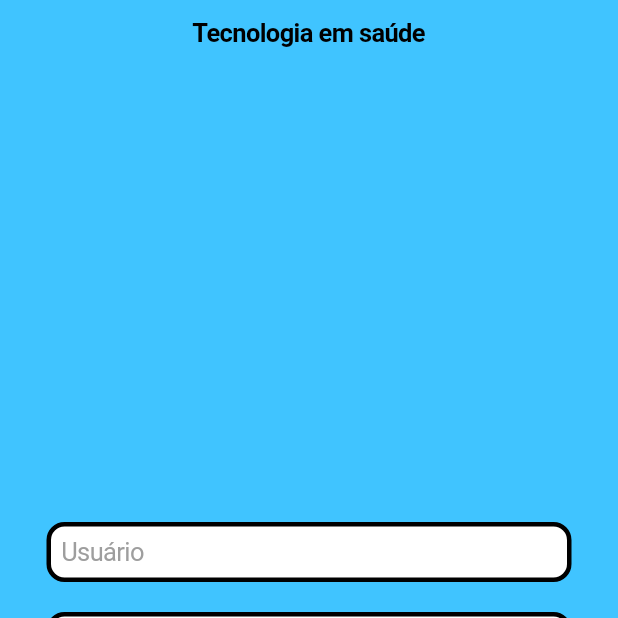
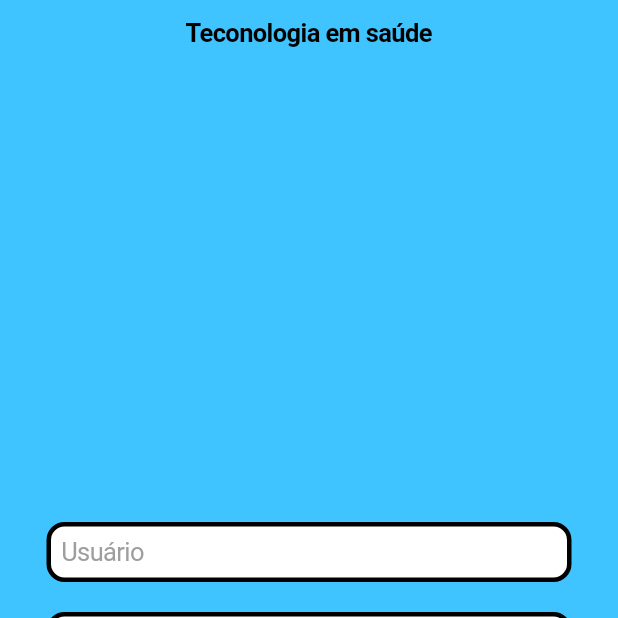
Before and after one commit to gvheisler/tecnologia_em_saude, a Flutter app: the screen it shows after launch, on a phone screen of 412 x 824 dp, the top half of it. Run offline on Flutter 3.47's test engine with Material 2 defaults, Android fonts, the phone set to English and light mode, and no system bars.

Commit message:
mudanças

```diff
--- a/lib/app_widget.dart
+++ b/lib/app_widget.dart
@@ -8,7 +8,10 @@ class AppWidget extends StatelessWidget {
   @override
   Widget build(BuildContext context) {
     return CupertinoApp(
-      theme: CupertinoThemeData(brightness: Brightness.light),
+      theme: CupertinoThemeData(
+          brightness: Brightness.light,
+        primaryColor: CupertinoColors.black,
+      ),
       //home: LoginPage(),
       routes: {
         '/': (_) => LoginPage(),
--- a/lib/login_page.dart
+++ b/lib/login_page.dart
@@ -1,5 +1,6 @@
 import 'package:flutter/cupertino.dart';
 import 'package:flutter/material.dart';
+import 'package:tecnologia_em_saude/misc.dart';
 
 
 class LoginPage extends StatelessWidget {
@@ -18,7 +19,7 @@ class LoginPage extends StatelessWidget {
       home: CupertinoPageScaffold(
         backgroundColor: Colors.lightBlueAccent,
         navigationBar: const CupertinoNavigationBar(
-          middle: Text('Tecnologia em saúde'),
+          middle: Text('Teconologia em saúde'),
           backgroundColor: Colors.lightBlue,
         ),
         child: Center(
@@ -68,7 +69,7 @@ class LoginPage extends StatelessWidget {
                     onPressed: (){
                       if(password==Rpassword && login == Rlogin){
                         //print("login certo");
-                        Navigator.pushReplacementNamed(context, '/mainMenu');
+                        Navigator.pushNamed(context, '/mainMenu');
                       }
 
                     },
--- a/lib/main.dart
+++ b/lib/main.dart
@@ -1,4 +1,4 @@
-import 'package:flutter/material.dart';
+import 'package:flutter/cupertino.dart';
 import 'package:tecnologia_em_saude/app_widget.dart';
 
 void main() {
--- /dev/null
+++ b/lib/misc.dart
@@ -0,0 +1 @@
+import 'package:flutter/cupertino.dart';
```
Also changed, not shown: lib/main_menu_page.dart (+10 -2 lines).
